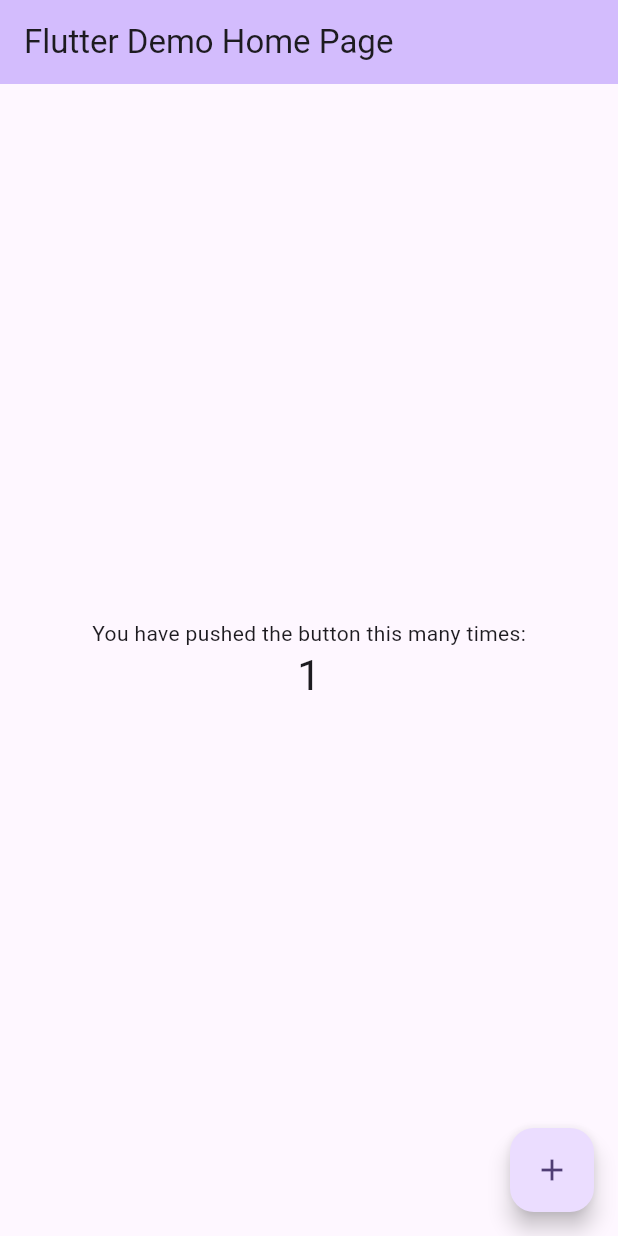
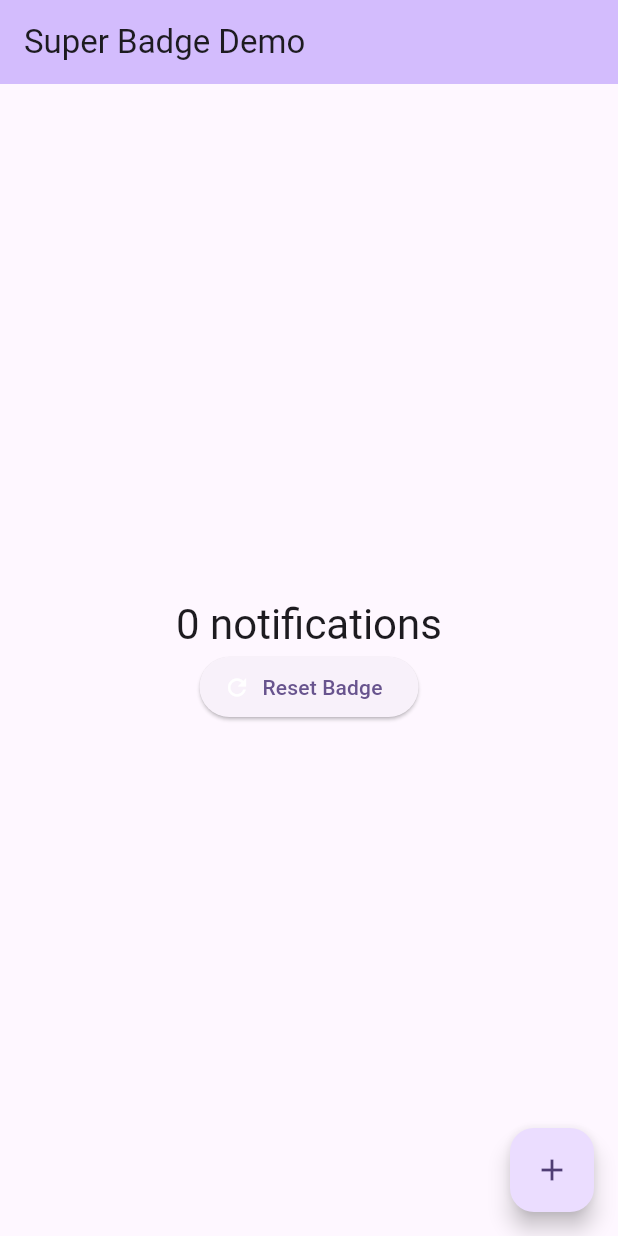
Before and after one commit to TesteurManiak/flutter_super_badge, a Flutter app: the screen it shows after launch, after a tap on the "add" icon, on a phone screen of 412 x 824 dp. Run offline on Flutter 3.47's test engine with Material 2 defaults, Android fonts, the phone set to English and light mode, and no system bars; our stand-ins replace plugin_platform_interface.

Commit message:
feat: setup base example with iOS implementation

```diff
--- a/example/lib/main.dart
+++ b/example/lib/main.dart
@@ -1,4 +1,5 @@
 import 'package:flutter/material.dart';
+import 'package:flutter_super_badge/flutter_super_badge.dart';
 
 void main() {
   runApp(const MyApp());
@@ -10,63 +11,87 @@ class MyApp extends StatelessWidget {
   @override
   Widget build(BuildContext context) {
     return MaterialApp(
-      title: 'Flutter Demo',
+      title: 'Super Badge Demo',
       theme: ThemeData(
         colorScheme: ColorScheme.fromSeed(seedColor: Colors.deepPurple),
         useMaterial3: true,
       ),
-      home: const MyHomePage(title: 'Flutter Demo Home Page'),
+      home: const MyHomePage(),
     );
   }
 }
 
 class MyHomePage extends StatefulWidget {
-  const MyHomePage({
-    super.key,
-    required this.title,
-  });
-
-  final String title;
+  const MyHomePage({super.key});
 
   @override
   State<MyHomePage> createState() => _MyHomePageState();
 }
 
 class _MyHomePageState extends State<MyHomePage> {
-  int _counter = 0;
+  final counterNotifier = ValueNotifier<int>(0);
+  final loadingNotifier = ValueNotifier<bool>(false);
 
-  void _incrementCounter() {
-    setState(() {
-      _counter++;
-    });
+  final flutterSuperBadge = FlutterSuperBadge();
+
+  @override
+  void dispose() {
+    counterNotifier.dispose();
+    loadingNotifier.dispose();
+    super.dispose();
   }
 
   @override
   Widget build(BuildContext context) {
+    final theme = Theme.of(context);
+
     return Scaffold(
       appBar: AppBar(
-        backgroundColor: Theme.of(context).colorScheme.inversePrimary,
-        title: Text(widget.title),
+        backgroundColor: theme.colorScheme.inversePrimary,
+        title: const Text('Super Badge Demo'),
       ),
       body: Center(
         child: Column(
           mainAxisAlignment: MainAxisAlignment.center,
           children: <Widget>[
-            const Text(
-              'You have pushed the button this many times:',
+            Text(
+              '${counterNotifier.value} notifications',
+              style: theme.textTheme.headlineMedium,
             ),
-            Text(
-              '$_counter',
-              style: Theme.of(context).textTheme.headlineMedium,
-            ),
+            ElevatedButton.icon(
+              onPressed: reset,
+              icon: Icon(
+                Icons.refresh,
+                color: theme.colorScheme.onPrimary,
+              ),
+              label: const Text('Reset Badge'),
+            )
           ],
         ),
       ),
       floatingActionButton: FloatingActionButton(
-        onPressed: _incrementCounter,
-        tooltip: 'Increment',
+        onPressed: incrementCounter,
+        tooltip: 'Increment Notifications Count',
         child: const Icon(Icons.add),
       ),
     );
   }
+
+  Future<void> incrementCounter() async {
+    counterNotifier.value++;
+    loadingNotifier.value = true;
+
+    await flutterSuperBadge.updateBadgeCount(counterNotifier.value);
+
+    loadingNotifier.value = false;
+  }
+
+  Future<void> reset() async {
+    loadingNotifier.value = true;
+
+    await flutterSuperBadge.removeBadge();
+
+    counterNotifier.value = 0;
+    loadingNotifier.value = false;
+  }
 }
--- a/example/pubspec.yaml
+++ b/example/pubspec.yaml
@@ -11,11 +11,12 @@ dependencies:
     sdk: flutter
   flutter_super_badge:
     path: ../
+  permission_handler: ^11.0.1
 
 dev_dependencies:
+  flutter_lints: ^2.0.0
   flutter_test:
     sdk: flutter
-  flutter_lints: ^2.0.0
 
 flutter:
   uses-material-design: true
--- a/lib/flutter_super_badge.dart
+++ b/lib/flutter_super_badge.dart
@@ -5,7 +5,8 @@ class FlutterSuperBadge {
     return FlutterSuperBadgePlatform.instance.isAppBadgeSupported();
   }
 
-  Future<void> updateBadgeCount(int count) {
+  Future<void> updateBadgeCount(int count) async {
+    if (count < 0) return;
     return FlutterSuperBadgePlatform.instance.updateBadgeCount(count);
   }
 
```
Also changed, not shown: example/pubspec.lock, 4 other files.
